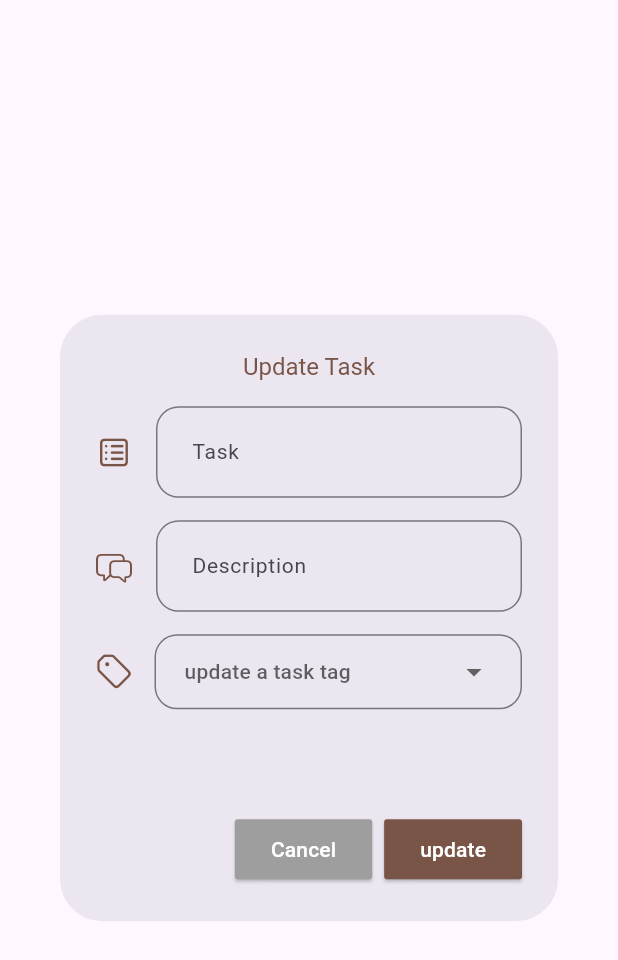
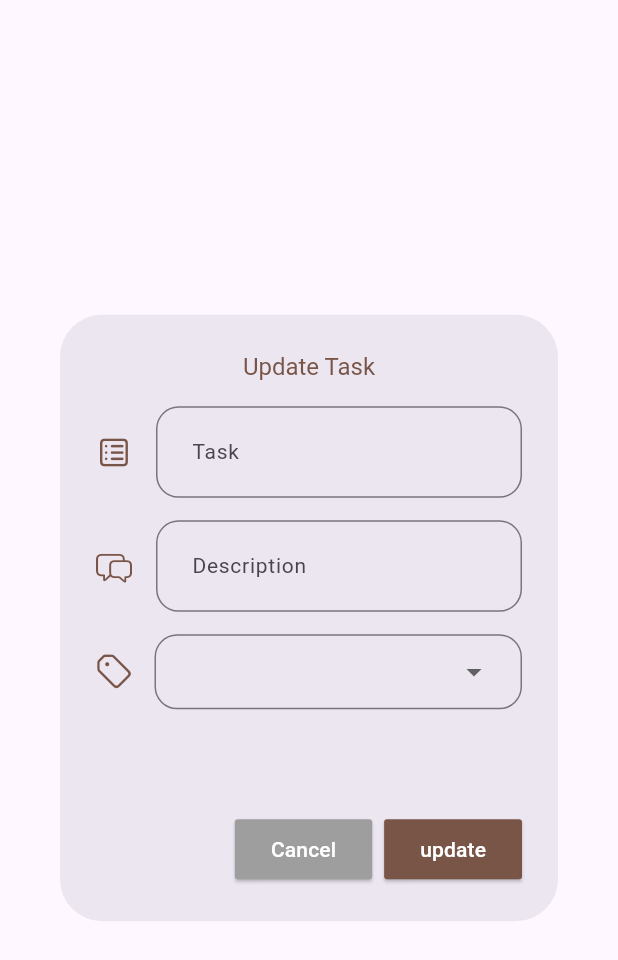
Before and after one commit to DEVI2899/todo_task, a Flutter app: the UpdateTodos widget shown alone on an empty page, opened directly with empty values, on a phone screen of 412 x 824 dp. Shown: the top 960 px of the screen. Run offline on Flutter 3.47's test engine with Material 3 defaults, Android fonts, the phone set to English and light mode, and no system bars; our stand-ins replace cloud_firestore, dropdown_button2, firebase_core, flutter_bloc; accounts and stored records are empty.

```diff
--- a/lib/Screens/UpdateTodo.dart
+++ b/lib/Screens/UpdateTodo.dart
@@ -31,6 +31,7 @@ class _UpdateTodosState extends State<UpdateTodos> {
      setState(() {
        _taskNameController =TextEditingController(text: widget.todoModel.task);
        _taskDescController =TextEditingController(text: widget.todoModel.description);
+
      });
 
 
@@ -114,8 +115,8 @@ class _UpdateTodosState extends State<UpdateTodos> {
                         maxHeight: 200,
                       ),
                       isExpanded: true,
-                      hint: const Text('update a task tag',
-                        style: TextStyle(fontSize: 14),
+                      hint:  Text(widget.todoModel.addTag,
+                        style: const TextStyle(fontSize: 14),
                       ),
 
                       items: taskTags.map((item) => DropdownMenuItem<String>(
@@ -164,7 +165,7 @@ class _UpdateTodosState extends State<UpdateTodos> {
                 id: widget.todoModel.id,
                 task: _taskNameController!.text,
                 description: _taskDescController!.text,
-                addTag: widget.todoModel.addTag
+                addTag: selectedValue
 
             );
             // var taskTag = '';
--- a/lib/widgets/AlertDialog.dart
+++ b/lib/widgets/AlertDialog.dart
@@ -147,7 +147,7 @@ class _AddAlertDialogState extends State<AddAlertDialog> {
                 id: DateTime.now().toString(),
                 task: taskNameController.text,
                 description: taskDescController.text,
-                addTag: taskTags.isNotEmpty.toString()
+                addTag: selectedValue
             );
             BlocProvider.of<TodoBloc>(context).add(AddTodo(todo));
             ClearText();
```
Also changed, not shown: lib/Screens/Todo.dart (+5 -4 lines), pubspec.lock, task_screenshot.png (added).
